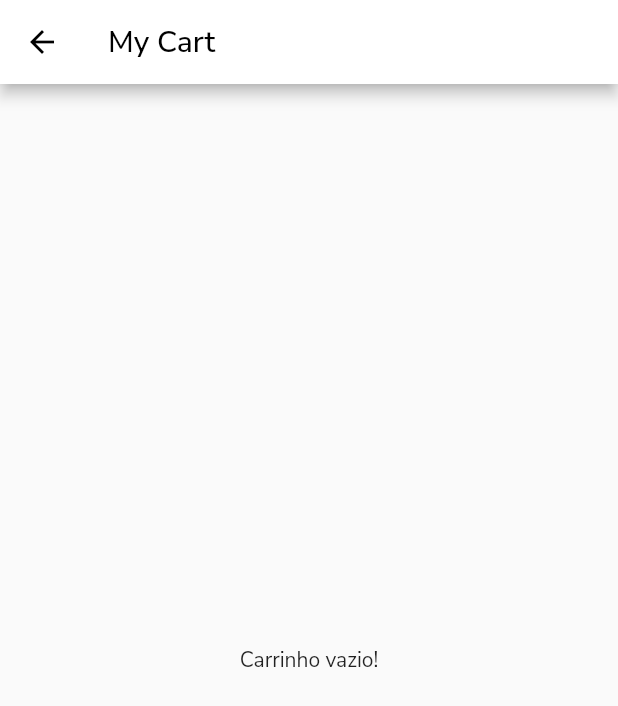
After one commit to leoFlutterNodeJs/flutter_ui_tests_units, a Flutter app: the CartPage screen opened by its route, on a phone screen of 412 x 824 dp. The commit adds this screen. Shown: the top 706 px of the screen. Run offline on Flutter 3.47's test engine with Material 2 defaults, Android fonts, the phone set to English and light mode, and no system bars; our stand-ins replace cached_network_image, dots_indicator, flutter_slidable, flutter_svg, google_fonts.

Commit message:
feat: my cart completed

```diff
--- a/lib/src/routes/pages.dart
+++ b/lib/src/routes/pages.dart
@@ -13,5 +13,6 @@ abstract class Pages {
     Routes.FORGOT_PASSWORD: (_) => ForgotPassword(),
     Routes.HOME: (_) => HomePage(),
     Routes.DISH: (_) => DishPage(),
+    Routes.CART: (_) => CartPage(),
   };
 }
--- a/lib/src/routes/routes.dart
+++ b/lib/src/routes/routes.dart
@@ -6,4 +6,5 @@ abstract class Routes {
   static const FORGOT_PASSWORD = '/forgot_password';
   static const HOME = '/home';
   static const DISH = '/dish';
+  static const CART = '/cart';
 }
--- /dev/null
+++ b/lib/src/ui/global_controllers/cart_controller.dart
@@ -0,0 +1,45 @@
+import 'package:flutter/widgets.dart';
+import 'package:ui_tests_units/src/data/models/dish.dart';
+
+class CartController extends ChangeNotifier {
+  Map<int, Dish> _cart = {};
+  Map<int, Dish> get cart => _cart;
+
+  bool isInCart(Dish dish) {
+    return _cart.containsKey(dish.id);
+  }
+
+  bool get hasItem => _cart.length > 0;
+
+  int getDishCounter(Dish dish) {
+    if (isInCart(dish)) {
+      return _cart[dish.id].counter;
+    }
+    return 0;
+  }
+
+  void addToCart(Dish dish, {bool update = true}) {
+    Map<int, Dish> copy = Map<int, Dish>.from(_cart);
+    copy[dish.id] = dish;
+    _cart = copy;
+    if (update) {
+      notifyListeners();
+    }
+  }
+
+  void deleteFromCart(Dish dish) {
+    Map<int, Dish> copy = Map<int, Dish>.from(_cart);
+    if (copy.containsKey(dish.id)) {
+      copy.remove(dish.id);
+      _cart = copy;
+      notifyListeners();
+    }
+  }
+
+  double get subtotal => cart.values
+      .map((e) => e.price * e.counter)
+      .toList()
+      .reduce((v, e) => v + e);
+  double get delivery => 15.55;
+  double get total => subtotal + delivery;
+}
--- /dev/null
+++ b/lib/src/ui/pages/cart/cart_page.dart
@@ -0,0 +1,38 @@
+import 'package:flutter/material.dart';
+import 'package:provider/provider.dart';
+import 'package:ui_tests_units/src/ui/global_controllers/cart_controller.dart';
+import 'package:ui_tests_units/src/ui/pages/cart/widgets/cart_item.dart';
+import 'package:ui_tests_units/src/ui/pages/cart/widgets/checkout_preview.dart';
+
+class CartPage extends StatelessWidget {
+  const CartPage({Key key}) : super(key: key);
+
+  @override
+  Widget build(BuildContext context) {
+    final cart = context.watch<CartController>().cart.values.toList();
+    return Scaffold(
+      appBar: AppBar(
+        backgroundColor: Colors.white,
+        title: Text(
+          "My Cart",
+          style: TextStyle(color: Colors.black),
+        ),
+        iconTheme: IconThemeData(color: Colors.black),
+      ),
+      body: SafeArea(
+        child: cart.length == 0
+            ? Center(
+                child: Text('Carrinho vazio!'),
+              )
+            : ListView.builder(
+                itemCount: cart.length,
+                itemBuilder: (_, index) {
+                  final dish = cart[index];
+                  return CartItem(dish: dish);
+                },
+              ),
+      ),
+      bottomNavigationBar: CheckoutPreview(),
+    );
+  }
+}
--- a/lib/src/ui/pages/dish/dish_controller.dart
+++ b/lib/src/ui/pages/dish/dish_controller.dart
@@ -12,20 +12,18 @@ class DishPageArguments {
 }
 
 class DishController extends ChangeNotifier {
-  final Dish dish;
+  Dish dish;
   final String tag;
   VoidCallback onDispose;
   DishController(DishPageArguments arguments, this._isFavorite)
       : this.dish = arguments.dish,
         this.tag = arguments.tag;
 
-  int _counter = 0;
-  int get counter => _counter;
   bool _isFavorite;
   bool get isFavorite => _isFavorite;
 
   void onCounterChanged(int counter) {
-    _counter = counter;
+    this.dish = this.dish.updateCounter(counter);
   }
 
   void toogleFavorite() {
--- a/lib/src/ui/pages/dish/widgets/dish_detail.dart
+++ b/lib/src/ui/pages/dish/widgets/dish_detail.dart
@@ -3,7 +3,7 @@ import 'package:flutter/material.dart';
 import 'package:flutter_svg/svg.dart';
 import 'package:provider/provider.dart';
 import 'package:ui_tests_units/src/helpers/get.dart';
-import 'package:ui_tests_units/src/ui/pages/dish/widgets/dish_counter.dart';
+import 'package:ui_tests_units/src/ui/global_widgets/dish_counter.dart';
 import 'package:ui_tests_units/src/ui/pages/home/home_controller.dart';
 import 'package:ui_tests_units/src/utils/colors.dart';
 import 'package:ui_tests_units/src/utils/font_styles.dart';
@@ -62,6 +62,7 @@ class DishDetail extends StatelessWidget {
           ),
           SizedBox(height: 25),
           DishCounter(
+            initialValue: controller.dish.counter,
             onChanged: controller.onCounterChanged,
           ),
           SizedBox(height: 25),
--- a/lib/src/ui/pages/home/home_controller.dart
+++ b/lib/src/ui/pages/home/home_controller.dart
@@ -7,12 +7,13 @@ class HomeController extends ChangeNotifier {
 
   Map<int, Dish> _favorites = {};
   Map<int, Dish> get favorites => _favorites;
+
   bool isFavorite(Dish dish) => _favorites.containsKey(dish.id);
 
   void Function() onDispose;
 
   final TabController tabController =
-      TabController(length: 5, vsync: NavigatorState());
+      TabController(length: 4, vsync: NavigatorState());
 
   void afterFirstLayout() {
     this.tabController.addListener(() {
--- a/lib/src/ui/pages/home/home_page.dart
+++ b/lib/src/ui/pages/home/home_page.dart
@@ -4,6 +4,7 @@ import 'package:ui_tests_units/src/helpers/get.dart';
 import 'package:ui_tests_units/src/ui/pages/home/home_controller.dart';
 import './tabs/tabs.dart';
 import './widgets/home_bottom_bar.dart';
+import 'widgets/cart_button.dart';
 
 class HomePage extends StatelessWidget {
   @override
@@ -27,12 +28,12 @@ class HomePage extends StatelessWidget {
               HomeTab(),
               FavoritesTab(),
               NotificationsTab(),
-              CartTab(),
               ProfileTab(),
             ],
           ),
         ),
         bottomNavigationBar: HomeBottomBar(),
+        floatingActionButton: CartButton(),
       );
     });
   }
--- a/lib/src/ui/pages/home/tabs/tabs.dart
+++ b/lib/src/ui/pages/home/tabs/tabs.dart
@@ -1,5 +1,4 @@
 export 'home_tab/home_tab.dart';
 export 'favorites_tab/favorites_tab.dart';
 export './notifications_tab.dart';
-export './cart_tab.dart';
 export './profile_tab.dart';
--- a/lib/src/ui/pages/home/widgets/home_bottom_bar.dart
+++ b/lib/src/ui/pages/home/widgets/home_bottom_bar.dart
@@ -10,7 +10,6 @@ class HomeBottomBar extends StatelessWidget {
     _BottomBarItem(icon: 'assets/svg/icons/home.svg', label: "Home"),
     _BottomBarItem(icon: 'assets/svg/icons/favorite.svg', label: "Favorites"),
     _BottomBarItem(icon: 'assets/svg/icons/bell.svg', label: "Notificatons"),
-    _BottomBarItem(icon: 'assets/svg/icons/cart.svg', label: "Cart"),
     _BottomBarItem(icon: 'assets/svg/icons/avatar.svg', label: "Profile"),
   ];
   @override
--- a/lib/src/ui/pages/pages.dart
+++ b/lib/src/ui/pages/pages.dart
@@ -5,3 +5,4 @@ export './register/register_page.dart';
 export './forgot_password/forgot_password_page.dart';
 export './home/home_page.dart';
 export './dish/dish_page.dart';
+export 'cart/cart_page.dart';
```
Also changed, not shown: lib/src/data/models/dish.dart (+14 -0 lines), lib/src/my_app.dart (+8 -1 lines), lib/src/ui/global_widgets/dish_counter.dart (renamed from lib/src/ui/pages/dish/widgets/dish_counter.dart, +21 -3 lines), lib/src/ui/pages/cart/widgets/cart_item.dart (added, +95 -0 lines), lib/src/ui/pages/cart/widgets/checkout_preview.dart (added, +69 -0 lines), lib/src/ui/pages/dish/dish_page.dart (+2 -10 lines), lib/src/ui/pages/dish/widgets/add_to_cart.dart (added, +39 -0 lines), lib/src/ui/pages/home/tabs/home_tab/widget/dish_home_item.dart (+7 -1 lines), lib/src/ui/pages/home/widgets/cart_button.dart (added, +49 -0 lines).
